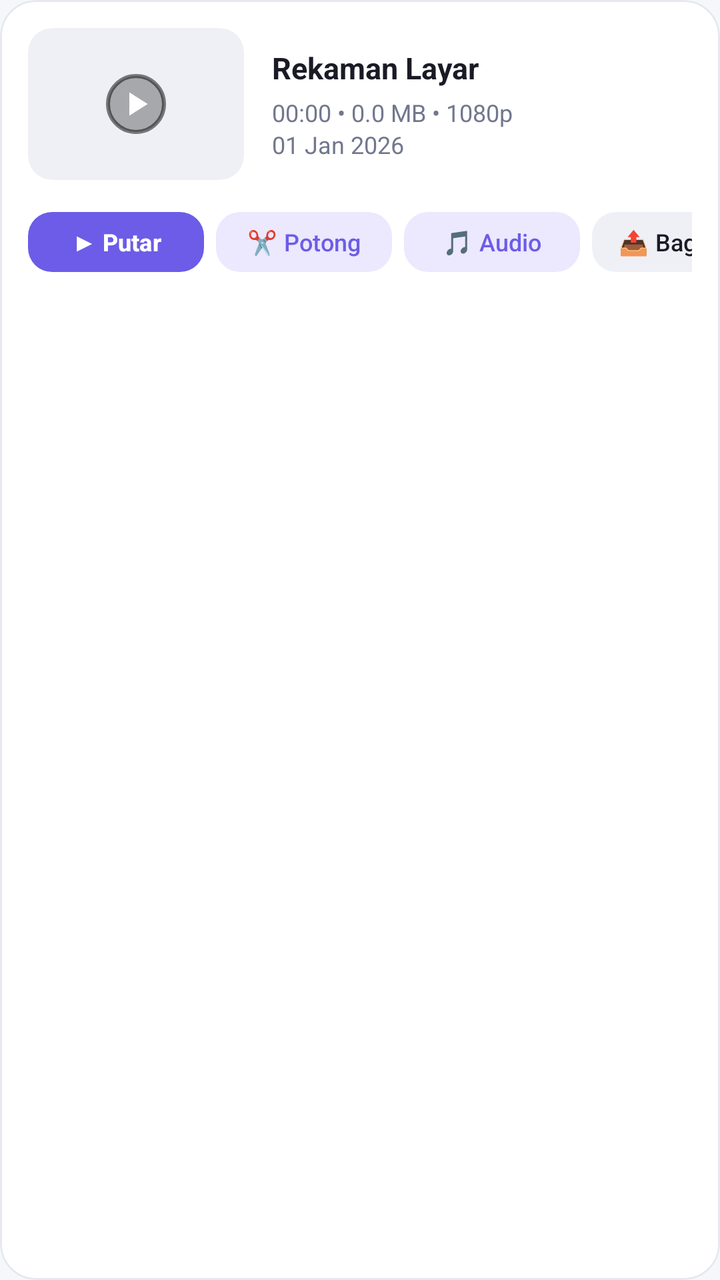
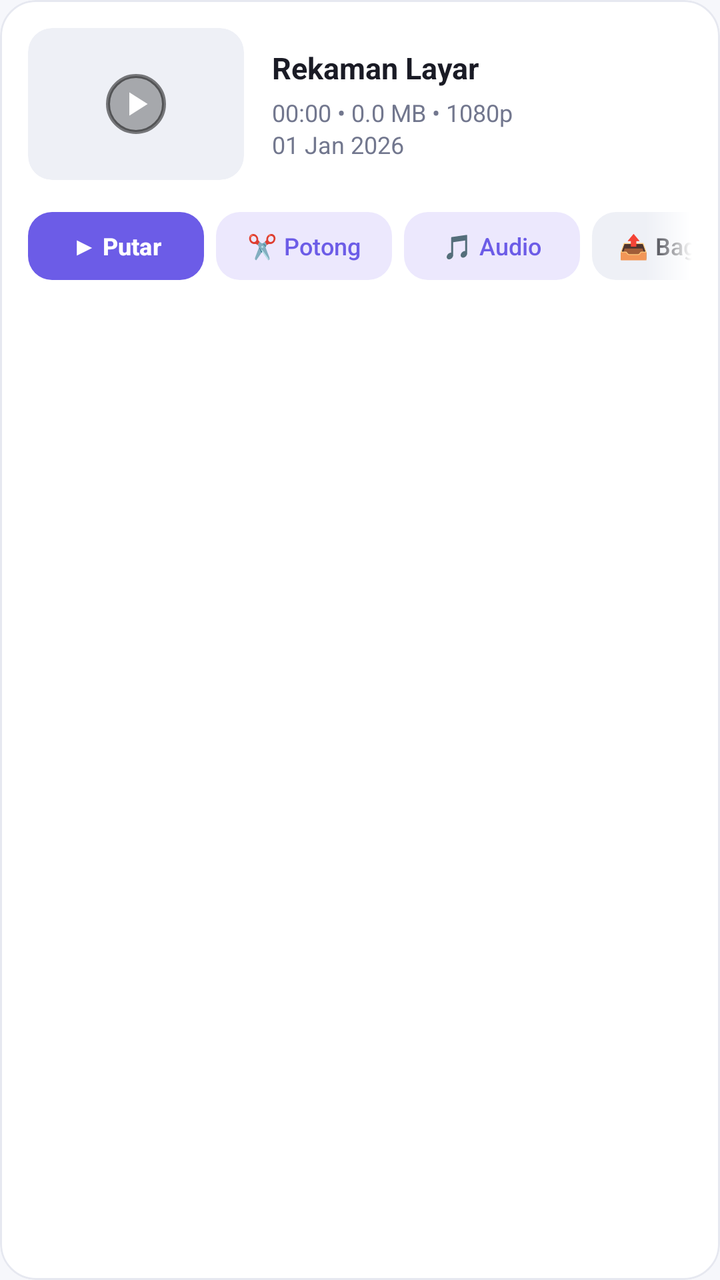

The first picture is an Android layout as it rendered before a commit; the second is the same layout after the commit. The layout source and the unified diff follow.
<!-- AndroidManifest.xml: application theme Theme.RekaminDulu -->
<!-- res/layout/library_item.xml -->
<?xml version="1.0" encoding="utf-8"?>
<com.google.android.material.card.MaterialCardView xmlns:android="http://schemas.android.com/apk/res/android"
    xmlns:app="http://schemas.android.com/apk/res-auto"
    android:layout_width="match_parent"
    android:layout_height="wrap_content"
    android:layout_marginHorizontal="16dp"
    android:layout_marginVertical="6dp"
    app:cardBackgroundColor="@color/colorSurface"
    app:cardCornerRadius="18dp"
    app:cardElevation="0dp"
    app:strokeColor="@color/colorBorder"
    app:strokeWidth="1dp">

    <LinearLayout
        android:layout_width="match_parent"
        android:layout_height="wrap_content"
        android:orientation="vertical"
        android:padding="14dp">

        <LinearLayout
            android:layout_width="match_parent"
            android:layout_height="wrap_content"
            android:gravity="center_vertical"
            android:orientation="horizontal">

            
            <FrameLayout
                android:layout_width="108dp"
                android:layout_height="76dp">

                <androidx.cardview.widget.CardView
                    android:layout_width="match_parent"
                    android:layout_height="match_parent"
                    app:cardBackgroundColor="@color/colorSurfaceVariant"
                    app:cardCornerRadius="12dp"
                    app:cardElevation="0dp">

                    <ImageView
                        android:id="@+id/thumbnail"
                        android:layout_width="match_parent"
                        android:layout_height="match_parent"
                        android:contentDescription="Thumbnail rekaman"
                        android:scaleType="centerCrop" />

                    <ImageView
                        android:layout_width="30dp"
                        android:layout_height="30dp"
                        android:layout_gravity="center"
                        android:background="@drawable/ic_play_circle_bg"
                        android:backgroundTint="#80000000"
                        android:contentDescription="Play"
                        android:padding="5dp"
                        android:src="@drawable/ic_play_arrow"
                        app:tint="#FFFFFF" />
                </androidx.cardview.widget.CardView>
            </FrameLayout>

            
            <LinearLayout
                android:layout_width="0dp"
                android:layout_height="wrap_content"
                android:layout_marginStart="14dp"
                android:layout_weight="1"
                android:orientation="vertical">

                <TextView
                    android:id="@+id/title"
                    android:layout_width="wrap_content"
                    android:layout_height="wrap_content"
                    android:ellipsize="end"
                    android:maxLines="1"
                    android:text="Rekaman Layar"
                    android:textColor="@color/textTitle"
                    android:textSize="15sp"
                    android:textStyle="bold" />

                <TextView
                    android:id="@+id/duration"
                    android:layout_width="wrap_content"
                    android:layout_height="wrap_content"
                    android:layout_marginTop="4dp"
                    android:lineSpacingExtra="2dp"
                    android:text="00:00 • 0.0 MB • 1080p\n01 Jan 2026"
                    android:textColor="@color/textCaption"
                    android:textSize="12sp" />
            </LinearLayout>
        </LinearLayout>

        
        <HorizontalScrollView
            android:layout_width="match_parent"
            android:layout_height="wrap_content"
            android:layout_marginTop="12dp"
            android:overScrollMode="never"
            android:scrollbars="none">

            <LinearLayout
                android:layout_width="wrap_content"
                android:layout_height="wrap_content"
                android:gravity="center_vertical"
                android:orientation="horizontal">

                
                <com.google.android.material.button.MaterialButton
                    android:id="@+id/btn_item_play"
                    android:layout_width="wrap_content"
                    android:layout_height="38dp"
                    android:layout_marginEnd="6dp"
                    android:minHeight="38dp"
                    android:paddingHorizontal="14dp"
                    android:text="▶ Putar"
                    android:textColor="@color/colorOnPrimary"
                    android:textSize="12sp"
                    android:textStyle="bold"
                    app:backgroundTint="@color/colorPrimary"
                    app:cornerRadius="12dp" />

                
                <com.google.android.material.button.MaterialButton
                    android:id="@+id/btn_item_edit"
                    style="@style/Widget.Material3.Button.TonalButton"
                    android:layout_width="wrap_content"
                    android:layout_height="38dp"
                    android:layout_marginEnd="6dp"
                    android:minHeight="38dp"
                    android:paddingHorizontal="12dp"
                    android:text="✂️ Potong"
                    android:textColor="@color/colorPrimary"
                    android:textSize="12sp"
                    app:backgroundTint="@color/colorPrimaryContainer"
                    app:cornerRadius="12dp" />

                
                <com.google.android.material.button.MaterialButton
                    android:id="@+id/btn_item_extract_audio"
                    style="@style/Widget.Material3.Button.TonalButton"
                    android:layout_width="wrap_content"
                    android:layout_height="38dp"
                    android:layout_marginEnd="6dp"
                    android:minHeight="38dp"
                    android:paddingHorizontal="12dp"
                    android:text="🎵 Audio"
                    android:textColor="@color/colorPrimary"
                    android:textSize="12sp"
                    app:backgroundTint="@color/colorPrimaryContainer"
                    app:cornerRadius="12dp" />

                
                <com.google.android.material.button.MaterialButton
                    android:id="@+id/btn_item_share"
                    style="@style/Widget.Material3.Button.TonalButton"
                    android:layout_width="wrap_content"
                    android:layout_height="38dp"
                    android:layout_marginEnd="6dp"
                    android:minHeight="38dp"
                    android:paddingHorizontal="12dp"
                    android:text="📤 Bagikan"
                    android:textColor="@color/textTitle"
                    android:textSize="12sp"
                    app:backgroundTint="@color/colorSurfaceVariant"
                    app:cornerRadius="12dp" />

                
                <com.google.android.material.button.MaterialButton
                    android:id="@+id/btn_item_rename"
                    style="@style/Widget.Material3.Button.TonalButton"
                    android:layout_width="wrap_content"
                    android:layout_height="38dp"
                    android:layout_marginEnd="6dp"
                    android:minHeight="38dp"
                    android:paddingHorizontal="12dp"
                    android:text="✏️ Ubah Nama"
                    android:textColor="@color/textTitle"
                    android:textSize="12sp"
                    app:backgroundTint="@color/colorSurfaceVariant"
                    app:cornerRadius="12dp" />

                
                <com.google.android.material.button.MaterialButton
                    android:id="@+id/btn_item_delete"
                    style="@style/Widget.Material3.Button.TonalButton"
                    android:layout_width="wrap_content"
                    android:layout_height="38dp"
                    android:minHeight="38dp"
                    android:paddingHorizontal="12dp"
                    android:text="🗑️ Hapus"
                    android:textColor="@color/colorError"
                    android:textSize="12sp"
                    android:textStyle="bold"
                    app:backgroundTint="@color/colorErrorContainer"
                    app:cornerRadius="12dp" />
            </LinearLayout>
        </HorizontalScrollView>

    </LinearLayout>
</com.google.android.material.card.MaterialCardView>
<!-- resources referenced by this layout -->
<resources>
  <color name="colorBorder">#E6E8F0</color>
  <color name="colorError">#E53935</color>
  <color name="colorErrorContainer">#FDECEC</color>
  <color name="colorOnPrimary">#FFFFFF</color>
  <color name="colorPrimary">#6C5CE7</color>
  <color name="colorPrimaryContainer">#ECE8FD</color>
  <color name="colorSurface">#FFFFFF</color>
  <color name="colorSurfaceVariant">#EEF0F6</color>
  <color name="textCaption">#72778E</color>
  <color name="textTitle">#1A1B25</color>
  <!-- drawable ic_play_arrow (drawable) -->
  <vector xmlns:android="http://schemas.android.com/apk/res/android"
      android:width="24dp"
      android:height="24dp"
      android:viewportWidth="24"
      android:viewportHeight="24">
      <path
          android:fillColor="#FFFFFF"
          android:pathData="M8,5v14l11,-7z"/>
  </vector>
  <!-- drawable ic_play_circle_bg (drawable) -->
  <?xml version="1.0" encoding="utf-8"?>
  <shape xmlns:android="http://schemas.android.com/apk/res/android"
      android:shape="oval">
      <solid android:color="#99000000" />
      <stroke
          android:width="2dp"
          android:color="#FFFFFF" />
  </shape>
  <style name="Theme.RekaminDulu" parent="Theme.Material3.DayNight.NoActionBar">
          <item name="colorPrimary">@color/colorPrimary</item>
          <item name="colorOnPrimary">@color/colorOnPrimary</item>
          <item name="colorPrimaryContainer">@color/colorPrimaryContainer</item>
          <item name="colorOnPrimaryContainer">@color/colorOnPrimaryContainer</item>
          <item name="colorSurface">@color/colorSurface</item>
          <item name="colorOnSurface">@color/colorOnSurface</item>
          <item name="android:windowBackground">@color/colorBackground</item>
          <item name="android:statusBarColor">@color/colorBackground</item>
          <item name="android:windowLightStatusBar">true</item>
          <item name="android:navigationBarColor">@color/colorSurface</item>
      </style>
  <color name="colorOnPrimaryContainer">#4435B8</color>
  <color name="colorOnSurface">#1A1B25</color>
  <color name="colorBackground">#F6F7FB</color>
</resources>

<!-- the commit's change to res/layout/library_item.xml (unified diff, before → after) -->
@@ -91,7 +91,9 @@
             android:layout_width="match_parent"
             android:layout_height="wrap_content"
             android:layout_marginTop="12dp"
+            android:fadingEdgeLength="24dp"
             android:overScrollMode="never"
+            android:requiresFadingEdge="horizontal"
             android:scrollbars="none">
 
             <LinearLayout
@@ -104,9 +106,9 @@
                 <com.google.android.material.button.MaterialButton
                     android:id="@+id/btn_item_play"
                     android:layout_width="wrap_content"
-                    android:layout_height="38dp"
+                    android:layout_height="42dp"
                     android:layout_marginEnd="6dp"
-                    android:minHeight="38dp"
+                    android:minHeight="42dp"
                     android:paddingHorizontal="14dp"
                     android:text="▶ Putar"
                     android:textColor="@color/colorOnPrimary"
@@ -120,9 +122,9 @@
                     android:id="@+id/btn_item_edit"
                     style="@style/Widget.Material3.Button.TonalButton"
                     android:layout_width="wrap_content"
-                    android:layout_height="38dp"
+                    android:layout_height="42dp"
                     android:layout_marginEnd="6dp"
-                    android:minHeight="38dp"
+                    android:minHeight="42dp"
                     android:paddingHorizontal="12dp"
                     android:text="✂️ Potong"
                     android:textColor="@color/colorPrimary"
@@ -135,9 +137,9 @@
                     android:id="@+id/btn_item_extract_audio"
                     style="@style/Widget.Material3.Button.TonalButton"
                     android:layout_width="wrap_content"
-                    android:layout_height="38dp"
+                    android:layout_height="42dp"
                     android:layout_marginEnd="6dp"
-                    android:minHeight="38dp"
+                    android:minHeight="42dp"
                     android:paddingHorizontal="12dp"
                     android:text="🎵 Audio"
                     android:textColor="@color/colorPrimary"
@@ -150,9 +152,9 @@
                     android:id="@+id/btn_item_share"
                     style="@style/Widget.Material3.Button.TonalButton"
                     android:layout_width="wrap_content"
-                    android:layout_height="38dp"
+                    android:layout_height="42dp"
                     android:layout_marginEnd="6dp"
-                    android:minHeight="38dp"
+                    android:minHeight="42dp"
                     android:paddingHorizontal="12dp"
                     android:text="📤 Bagikan"
                     android:textColor="@color/textTitle"
@@ -165,9 +167,9 @@
                     android:id="@+id/btn_item_rename"
                     style="@style/Widget.Material3.Button.TonalButton"
                     android:layout_width="wrap_content"
-                    android:layout_height="38dp"
+                    android:layout_height="42dp"
                     android:layout_marginEnd="6dp"
-                    android:minHeight="38dp"
+                    android:minHeight="42dp"
                     android:paddingHorizontal="12dp"
                     android:text="✏️ Ubah Nama"
                     android:textColor="@color/textTitle"
@@ -180,8 +182,8 @@
                     android:id="@+id/btn_item_delete"
                     style="@style/Widget.Material3.Button.TonalButton"
                     android:layout_width="wrap_content"
-                    android:layout_height="38dp"
-                    android:minHeight="38dp"
+                    android:layout_height="42dp"
+                    android:minHeight="42dp"
                     android:paddingHorizontal="12dp"
                     android:text="🗑️ Hapus"
                     android:textColor="@color/colorError"
